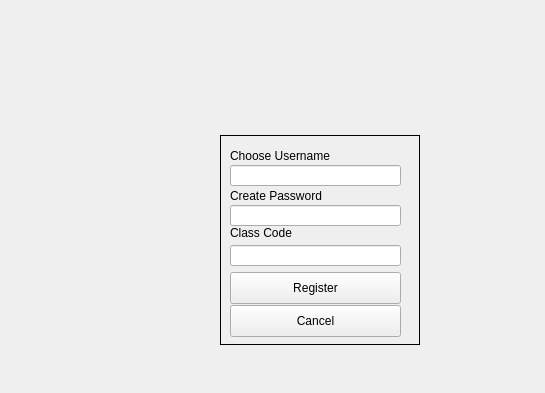
This is studreg.ui in DatabasesWorks/Stacked_EducationalPlatform as Qt 5 draws it before an edit; both pictures show x 0 to 545 and y 0 to 393 of the 640 by 480 pixel window. The edited form follows.
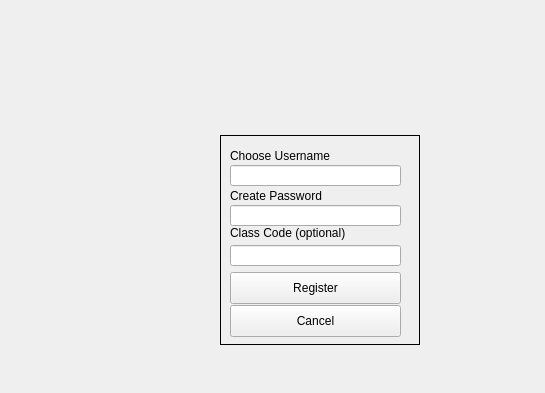
This is the edited form.

```diff
--- a/studreg.ui
+++ b/studreg.ui
@@ -67,12 +67,12 @@
          <rect>
           <x>10</x>
           <y>90</y>
-          <width>111</width>
+          <width>151</width>
           <height>16</height>
          </rect>
         </property>
         <property name="text">
-         <string>Class Code</string>
+         <string>Class Code (optional)</string>
         </property>
        </widget>
        <widget class="QLineEdit" name="userEntry">
```
